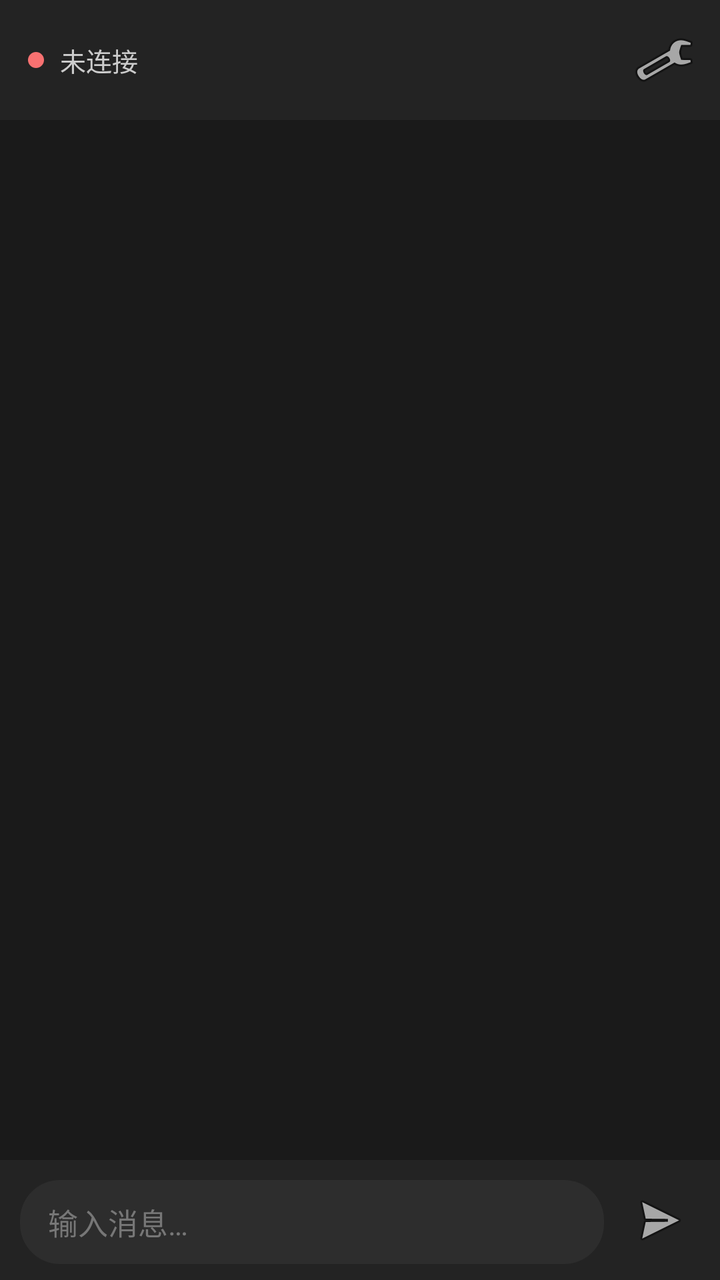
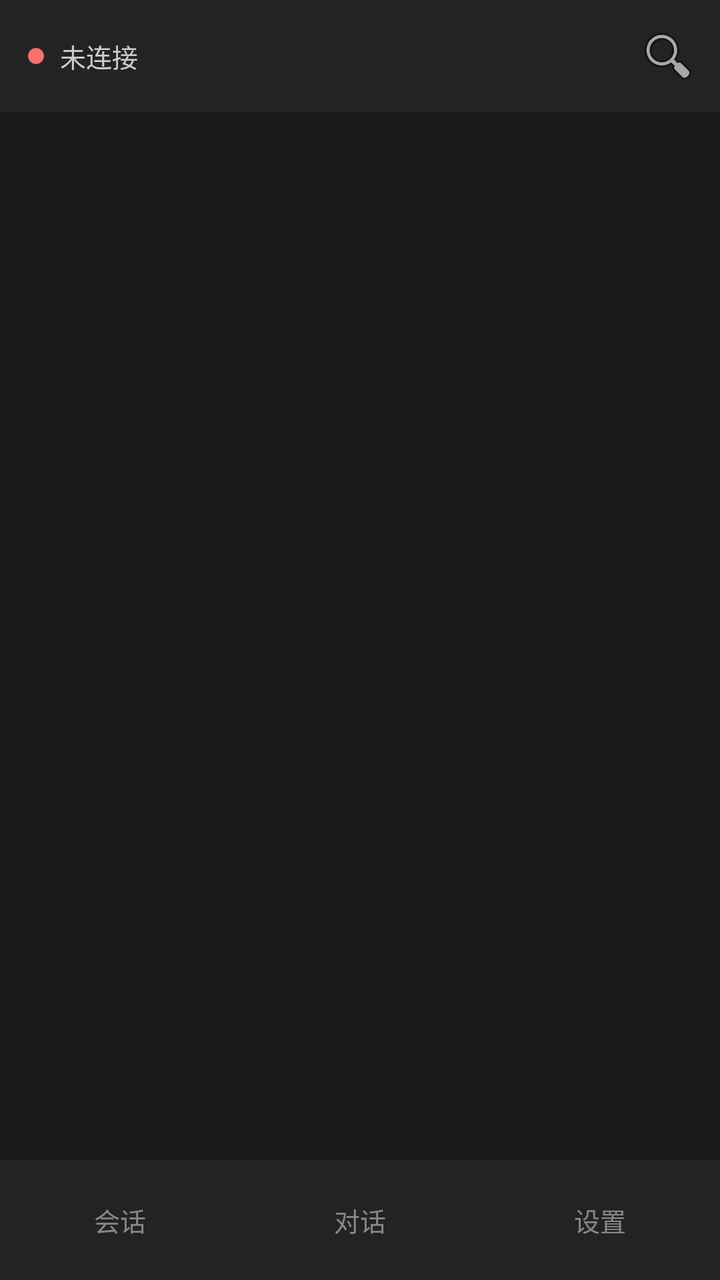

Two renders of the same Android screen: before a commit and after it. Below are the layout's source before the change and the commit's diff.
<!-- AndroidManifest.xml: application theme Theme.DogeMobile -->
<!-- res/layout/activity_main.xml -->
<?xml version="1.0" encoding="utf-8"?>
<LinearLayout xmlns:android="http://schemas.android.com/apk/res/android"
    android:layout_width="match_parent"
    android:layout_height="match_parent"
    android:background="#1A1A1A"
    android:orientation="vertical">

    
    <LinearLayout
        android:layout_width="match_parent"
        android:layout_height="wrap_content"
        android:background="#232323"
        android:gravity="center_vertical"
        android:orientation="horizontal"
        android:paddingStart="14dp"
        android:paddingEnd="8dp"
        android:paddingTop="10dp"
        android:paddingBottom="10dp">

        <View
            android:id="@+id/dot"
            android:layout_width="8dp"
            android:layout_height="8dp"
            android:background="@drawable/dot_off" />

        <TextView
            android:id="@+id/status"
            android:layout_width="0dp"
            android:layout_height="wrap_content"
            android:layout_weight="1"
            android:layout_marginStart="8dp"
            android:text="@string/status_idle"
            android:textColor="#CCCCCC"
            android:textSize="13sp" />

        <ImageButton
            android:id="@+id/btn_settings"
            android:layout_width="40dp"
            android:layout_height="40dp"
            android:background="?android:attr/selectableItemBackgroundBorderless"
            android:contentDescription="@string/settings"
            android:src="@android:drawable/ic_menu_manage" />
    </LinearLayout>

    
    <LinearLayout
        android:id="@+id/conn_panel"
        android:layout_width="match_parent"
        android:layout_height="wrap_content"
        android:background="#202020"
        android:orientation="vertical"
        android:padding="10dp"
        android:visibility="gone">

        <EditText
            android:id="@+id/url_input"
            android:layout_width="match_parent"
            android:layout_height="wrap_content"
            android:background="#2D2D2D"
            android:hint="@string/url_hint"
            android:imeOptions="actionGo"
            android:inputType="textUri"
            android:maxLines="1"
            android:paddingStart="12dp"
            android:paddingEnd="12dp"
            android:paddingTop="9dp"
            android:paddingBottom="9dp"
            android:textColor="#E8E8E8"
            android:textColorHint="#777777"
            android:textSize="13sp" />

        <EditText
            android:id="@+id/secret_input"
            android:layout_width="match_parent"
            android:layout_height="wrap_content"
            android:layout_marginTop="6dp"
            android:background="#2D2D2D"
            android:hint="@string/secret_hint"
            android:inputType="text"
            android:maxLines="1"
            android:paddingStart="12dp"
            android:paddingEnd="12dp"
            android:paddingTop="9dp"
            android:paddingBottom="9dp"
            android:textColor="#E8E8E8"
            android:textColorHint="#777777"
            android:textSize="13sp" />

        <LinearLayout
            android:layout_width="match_parent"
            android:layout_height="wrap_content"
            android:layout_marginTop="8dp"
            android:orientation="horizontal">

            <Button
                android:id="@+id/btn_connect"
                android:layout_width="0dp"
                android:layout_height="wrap_content"
                android:layout_weight="1"
                android:text="@string/connect" />

            <Button
                android:id="@+id/btn_clear"
                android:layout_width="0dp"
                android:layout_height="wrap_content"
                android:layout_weight="1"
                android:layout_marginStart="8dp"
                android:text="@string/clear_history" />
        </LinearLayout>

        <Button
            android:id="@+id/btn_scan"
            android:layout_width="match_parent"
            android:layout_height="wrap_content"
            android:layout_marginTop="6dp"
            android:text="@string/scan_sessions" />
    </LinearLayout>

    <ProgressBar
        android:id="@+id/progress"
        style="?android:attr/progressBarStyleHorizontal"
        android:layout_width="match_parent"
        android:layout_height="2dp"
        android:max="100"
        android:visibility="gone" />

    <androidx.recyclerview.widget.RecyclerView
        android:id="@+id/list"
        android:layout_width="match_parent"
        android:layout_height="0dp"
        android:layout_weight="1"
        android:clipToPadding="false"
        android:paddingTop="6dp"
        android:paddingBottom="6dp"
        android:scrollbars="vertical" />

    
    <LinearLayout
        android:layout_width="match_parent"
        android:layout_height="wrap_content"
        android:background="#232323"
        android:gravity="bottom"
        android:orientation="horizontal"
        android:paddingStart="10dp"
        android:paddingEnd="8dp"
        android:paddingTop="8dp"
        android:paddingBottom="8dp">

        <EditText
            android:id="@+id/msg_input"
            android:layout_width="0dp"
            android:layout_height="wrap_content"
            android:layout_weight="1"
            android:background="@drawable/input_bg"
            android:hint="@string/msg_hint"
            android:inputType="textMultiLine|textCapSentences"
            android:maxLines="5"
            android:paddingStart="14dp"
            android:paddingEnd="14dp"
            android:paddingTop="10dp"
            android:paddingBottom="10dp"
            android:textColor="#E8E8E8"
            android:textColorHint="#777777"
            android:textSize="15sp" />

        <ImageButton
            android:id="@+id/btn_send"
            android:layout_width="44dp"
            android:layout_height="44dp"
            android:layout_marginStart="6dp"
            android:background="?android:attr/selectableItemBackgroundBorderless"
            android:contentDescription="@string/send"
            android:src="@android:drawable/ic_menu_send" />

        <ImageButton
            android:id="@+id/btn_stop"
            android:layout_width="44dp"
            android:layout_height="44dp"
            android:background="?android:attr/selectableItemBackgroundBorderless"
            android:contentDescription="@string/interrupt"
            android:src="@android:drawable/ic_menu_close_clear_cancel"
            android:visibility="gone" />
    </LinearLayout>

</LinearLayout>
<!-- resources referenced by this layout -->
<resources>
  <!-- drawable dot_off (drawable) -->
  <?xml version="1.0" encoding="utf-8"?>
  <shape xmlns:android="http://schemas.android.com/apk/res/android"
      android:shape="oval">
      <solid android:color="#F87171" />
  </shape>
  <!-- drawable input_bg (drawable) -->
  <?xml version="1.0" encoding="utf-8"?>
  <shape xmlns:android="http://schemas.android.com/apk/res/android"
      android:shape="rectangle">
      <solid android:color="#2D2D2D" />
      <corners android:radius="20dp" />
  </shape>
  <string name="clear_history">清空记录</string>
  <string name="connect">连接</string>
  <string name="interrupt">中断</string>
  <string name="msg_hint">输入消息…</string>
  <string name="scan_sessions">扫描会话（多窗口切换）</string>
  <string name="secret_hint">密钥（与 CLAUDE_CODE_MOBILE_SECRET 一致，可留空）</string>
  <string name="send">发送</string>
  <string name="settings">连接设置</string>
  <string name="status_idle">未连接</string>
  <string name="url_hint">http://127.0.0.1:6000 (USB) 或 http://192.168.0.106:6000 (WiFi)</string>
  <style name="Theme.DogeMobile" parent="Theme.AppCompat.NoActionBar">
          <item name="android:windowBackground">#1a1a1a</item>
          <item name="android:statusBarColor">#232323</item>
      </style>
</resources>

<!-- the commit's change to res/layout/activity_main.xml (unified diff, before → after) -->
@@ -7,6 +7,7 @@
 
     
     <LinearLayout
+        android:id="@+id/top_bar"
         android:layout_width="match_parent"
         android:layout_height="wrap_content"
         android:background="#232323"
@@ -34,86 +35,12 @@
             android:textSize="13sp" />
 
         <ImageButton
-            android:id="@+id/btn_settings"
-            android:layout_width="40dp"
-            android:layout_height="40dp"
+            android:id="@+id/btn_chat_search"
+            android:layout_width="36dp"
+            android:layout_height="36dp"
             android:background="?android:attr/selectableItemBackgroundBorderless"
-            android:contentDescription="@string/settings"
-            android:src="@android:drawable/ic_menu_manage" />
-    </LinearLayout>
-
-    
-    <LinearLayout
-        android:id="@+id/conn_panel"
-        android:layout_width="match_parent"
-        android:layout_height="wrap_content"
-        android:background="#202020"
-        android:orientation="vertical"
-        android:padding="10dp"
-        android:visibility="gone">
-
-        <EditText
-            android:id="@+id/url_input"
-            android:layout_width="match_parent"
-            android:layout_height="wrap_content"
-            android:background="#2D2D2D"
-            android:hint="@string/url_hint"
-            android:imeOptions="actionGo"
-            android:inputType="textUri"
-            android:maxLines="1"
-            android:paddingStart="12dp"
-            android:paddingEnd="12dp"
-            android:paddingTop="9dp"
-            android:paddingBottom="9dp"
-            android:textColor="#E8E8E8"
-            android:textColorHint="#777777"
-            android:textSize="13sp" />
-
-        <EditText
-            android:id="@+id/secret_input"
-            android:layout_width="match_parent"
-            android:layout_height="wrap_content"
-            android:layout_marginTop="6dp"
-            android:background="#2D2D2D"
-            android:hint="@string/secret_hint"
-            android:inputType="text"
-            android:maxLines="1"
-            android:paddingStart="12dp"
-            android:paddingEnd="12dp"
-            android:paddingTop="9dp"
-            android:paddingBottom="9dp"
-            android:textColor="#E8E8E8"
-            android:textColorHint="#777777"
-            android:textSize="13sp" />
-
-        <LinearLayout
-            android:layout_width="match_parent"
-            android:layout_height="wrap_content"
-            android:layout_marginTop="8dp"
-            android:orientation="horizontal">
-
-            <Button
-                android:id="@+id/btn_connect"
-                android:layout_width="0dp"
-                android:layout_height="wrap_content"
-                android:layout_weight="1"
-                android:text="@string/connect" />
-
-            <Button
-                android:id="@+id/btn_clear"
-                android:layout_width="0dp"
-                android:layout_height="wrap_content"
-                android:layout_weight="1"
-                android:layout_marginStart="8dp"
-                android:text="@string/clear_history" />
-        </LinearLayout>
-
-        <Button
-            android:id="@+id/btn_scan"
-            android:layout_width="match_parent"
-            android:layout_height="wrap_content"
-            android:layout_marginTop="6dp"
-            android:text="@string/scan_sessions" />
+            android:contentDescription="@string/chat_search_toggle"
+            android:src="@android:drawable/ic_menu_search" />
     </LinearLayout>
 
     <ProgressBar
@@ -121,65 +48,39 @@
         style="?android:attr/progressBarStyleHorizontal"
         android:layout_width="match_parent"
         android:layout_height="2dp"
+        android:indeterminate="true"
         android:max="100"
         android:visibility="gone" />
 
-    <androidx.recyclerview.widget.RecyclerView
-        android:id="@+id/list"
+    
+    <FrameLayout
+        android:id="@+id/content"
         android:layout_width="match_parent"
         android:layout_height="0dp"
-        android:layout_weight="1"
-        android:clipToPadding="false"
-        android:paddingTop="6dp"
-        android:paddingBottom="6dp"
-        android:scrollbars="vertical" />
+        android:layout_weight="1" />
 
     
     <LinearLayout
         android:layout_width="match_parent"
         android:layout_height="wrap_content"
         android:background="#232323"
-        android:gravity="bottom"
         android:orientation="horizontal"
-        android:paddingStart="10dp"
-        android:paddingEnd="8dp"
-        android:paddingTop="8dp"
-        android:paddingBottom="8dp">
+        android:paddingTop="6dp"
+        android:paddingBottom="6dp">
 
-        <EditText
-            android:id="@+id/msg_input"
-            android:layout_width="0dp"
-            android:layout_height="wrap_content"
-            android:layout_weight="1"
-            android:background="@drawable/input_bg"
-            android:hint="@string/msg_hint"
-            android:inputType="textMultiLine|textCapSentences"
-            android:maxLines="5"
-            android:paddingStart="14dp"
-            android:paddingEnd="14dp"
-            android:paddingTop="10dp"
-            android:paddingBottom="10dp"
-            android:textColor="#E8E8E8"
-            android:textColorHint="#777777"
-            android:textSize="15sp" />
+        <TextView
+            android:id="@+id/tab_sessions"
+            style="@style/BottomTab"
+            android:text="@string/tab_sessions" />
 
-        <ImageButton
-            android:id="@+id/btn_send"
-            android:layout_width="44dp"
-            android:layout_height="44dp"
-            android:layout_marginStart="6dp"
-            android:background="?android:attr/selectableItemBackgroundBorderless"
-            android:contentDescription="@string/send"
-            android:src="@android:drawable/ic_menu_send" />
+        <TextView
+            android:id="@+id/tab_chat"
+            style="@style/BottomTab"
+            android:text="@string/tab_chat" />
 
-        <ImageButton
-            android:id="@+id/btn_stop"
-            android:layout_width="44dp"
-            android:layout_height="44dp"
-            android:background="?android:attr/selectableItemBackgroundBorderless"
-            android:contentDescription="@string/interrupt"
-            android:src="@android:drawable/ic_menu_close_clear_cancel"
-            android:visibility="gone" />
+        <TextView
+            android:id="@+id/tab_settings"
+            style="@style/BottomTab"
+            android:text="@string/tab_settings" />
     </LinearLayout>
-
 </LinearLayout>
<!-- resource entries referenced after the edit -->
@@ -6,23 +6,22 @@
       android:shape="oval">
       <solid android:color="#F87171" />
   </shape>
-  <!-- drawable input_bg (drawable) -->
-  <?xml version="1.0" encoding="utf-8"?>
-  <shape xmlns:android="http://schemas.android.com/apk/res/android"
-      android:shape="rectangle">
-      <solid android:color="#2D2D2D" />
-      <corners android:radius="20dp" />
-  </shape>
-  <string name="clear_history">清空记录</string>
-  <string name="connect">连接</string>
-  <string name="interrupt">中断</string>
-  <string name="msg_hint">输入消息…</string>
-  <string name="scan_sessions">扫描会话（多窗口切换）</string>
-  <string name="secret_hint">密钥（与 CLAUDE_CODE_MOBILE_SECRET 一致，可留空）</string>
-  <string name="send">发送</string>
-  <string name="settings">连接设置</string>
+  <string name="chat_search_toggle">搜索对话</string>
   <string name="status_idle">未连接</string>
-  <string name="url_hint">http://127.0.0.1:6000 (USB) 或 http://192.168.0.106:6000 (WiFi)</string>
+  <string name="tab_chat">对话</string>
+  <string name="tab_sessions">会话</string>
+  <string name="tab_settings">设置</string>
+  <style name="BottomTab">
+          <item name="android:layout_width">0dp</item>
+          <item name="android:layout_height">48dp</item>
+          <item name="android:layout_weight">1</item>
+          <item name="android:gravity">center</item>
+          <item name="android:textSize">13sp</item>
+          <item name="android:textColor">#888888</item>
+          <item name="android:clickable">true</item>
+          <item name="android:focusable">true</item>
+          <item name="android:background">?android:attr/selectableItemBackground</item>
+      </style>
   <style name="Theme.DogeMobile" parent="Theme.AppCompat.NoActionBar">
           <item name="android:windowBackground">#1a1a1a</item>
           <item name="android:statusBarColor">#232323</item>
